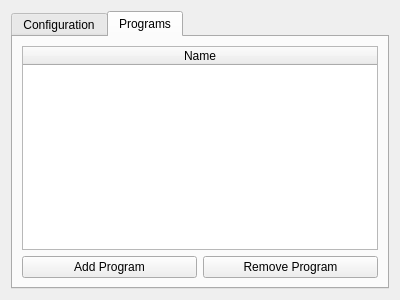
Above: molequeue/ui/queuesettingsdialog.ui from OpenChemistry/molequeue before the change. Below: the same form after it.
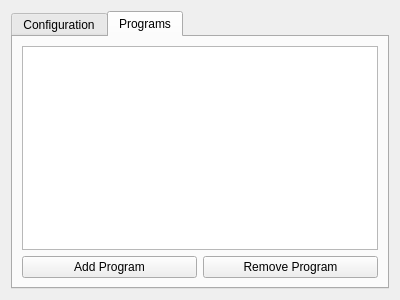
That is the form after the change. The open tabs and pages were chosen to show the change.

What changed in the file:
```diff
--- a/molequeue/ui/queuesettingsdialog.ui
+++ b/molequeue/ui/queuesettingsdialog.ui
@@ -93,7 +93,7 @@
       </attribute>
       <layout class="QVBoxLayout" name="verticalLayout_3">
        <item>
-        <widget class="QTableWidget" name="programsTable">
+        <widget class="QTableView" name="programsTable">
          <property name="editTriggers">
           <set>QAbstractItemView::NoEditTriggers</set>
          </property>
@@ -106,14 +106,9 @@
          <property name="selectionBehavior">
           <enum>QAbstractItemView::SelectRows</enum>
          </property>
-         <attribute name="horizontalHeaderStretchLastSection">
+         <attribute name="verticalHeaderCascadingSectionResizes">
           <bool>true</bool>
          </attribute>
-         <column>
-          <property name="text">
-           <string>Name</string>
-          </property>
-         </column>
         </widget>
        </item>
        <item>
```
Left out of the diff: 10 changed lines with no effect on the pictures.
